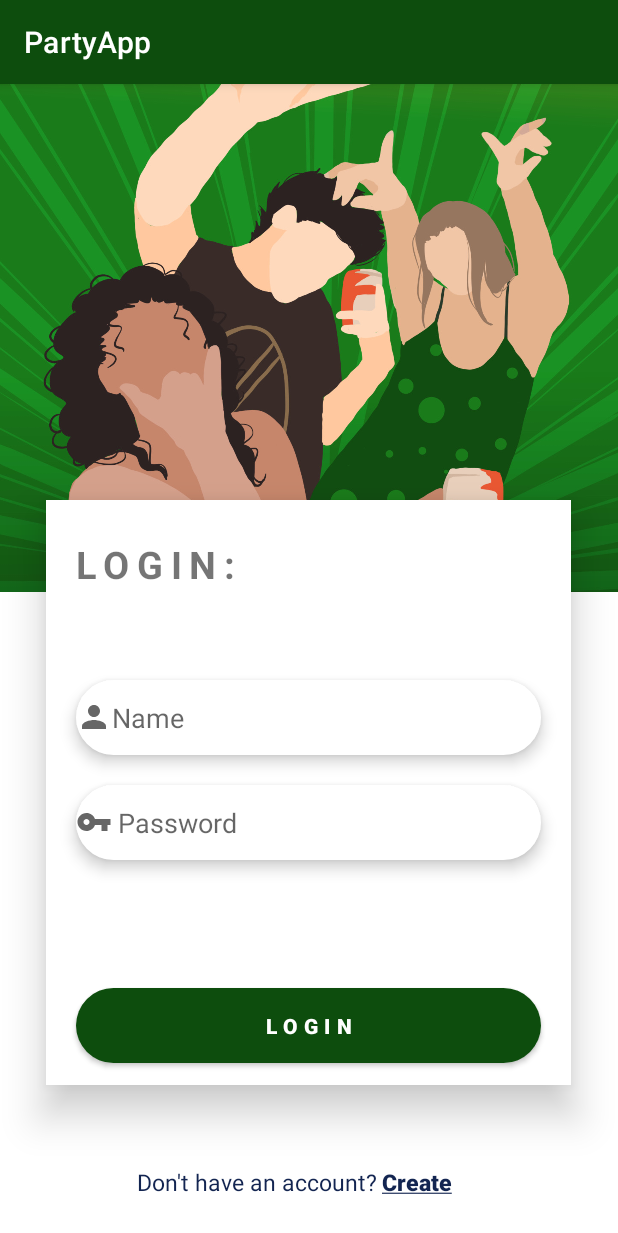
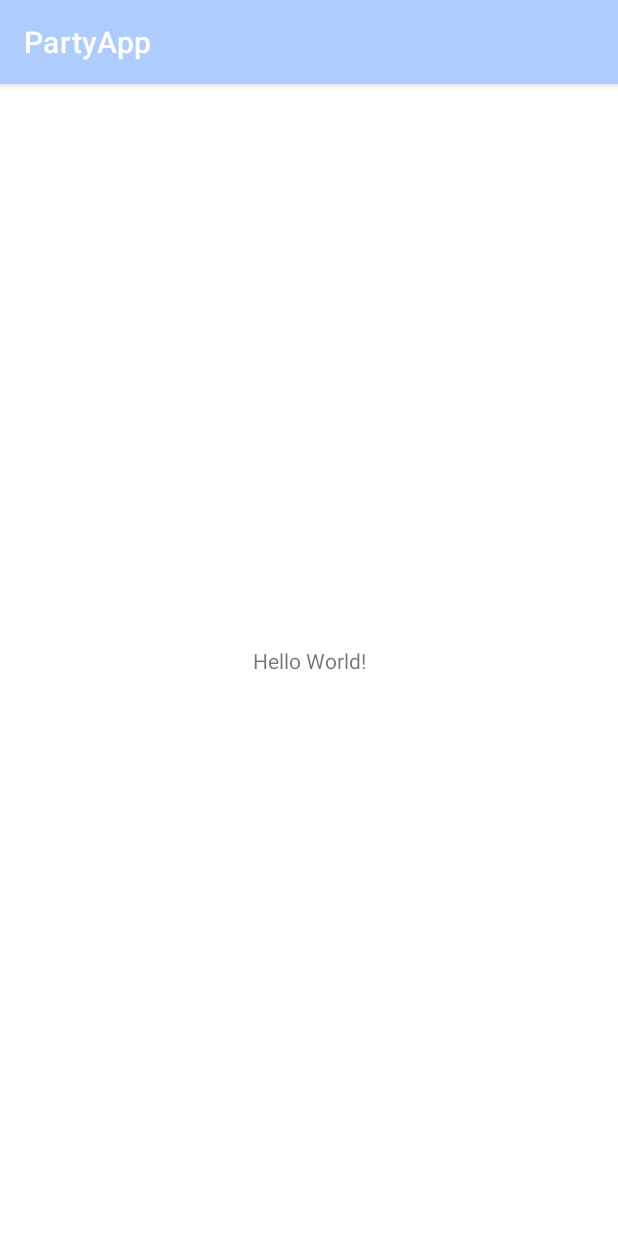
Before and after one commit to rexode/PartyApp, an Android app: the screen it shows after launch (MainActivity), on a phone screen of 412 x 824 dp. Shown: the top 1233 px of the screen. Run offline under Robolectric (Android 15) with nearby library versions, the phone set to English and light mode, and no system bars.

Commit message:
login layout

```diff
--- a/app/build.gradle
+++ b/app/build.gradle
@@ -37,6 +37,7 @@ dependencies {
     implementation 'androidx.appcompat:appcompat:1.3.1'
     implementation 'com.google.android.material:material:1.4.0'
     implementation 'androidx.constraintlayout:constraintlayout:2.1.1'
+    implementation 'androidx.legacy:legacy-support-v4:1.0.0'
     testImplementation 'junit:junit:4.+'
     androidTestImplementation 'androidx.test.ext:junit:1.1.3'
     androidTestImplementation 'androidx.test.espresso:espresso-core:3.4.0'
--- a/app/src/main/java/com/example/partyapp/MainActivity.kt
+++ b/app/src/main/java/com/example/partyapp/MainActivity.kt
@@ -6,7 +6,7 @@ import android.os.Bundle
 class MainActivity : AppCompatActivity() {
     override fun onCreate(savedInstanceState: Bundle?) {
         super.onCreate(savedInstanceState)
-        setContentView(R.layout.login_layout)
+        setContentView(R.layout.activity_main)
         //test
     }
 }
--- a/app/src/main/res/layout/login_layout.xml
+++ b/app/src/main/res/layout/login_layout.xml
@@ -18,16 +18,17 @@ if no account -> click on signup
 
     <ImageView
         android:id="@+id/imageView"
-        android:layout_marginTop="-270dp"
         android:layout_width="wrap_content"
         android:layout_height="wrap_content"
+        android:layout_marginTop="-190dp"
         app:layout_constraintEnd_toEndOf="parent"
+        app:layout_constraintHorizontal_bias="0.0"
         app:layout_constraintStart_toStartOf="parent"
         app:layout_constraintTop_toTopOf="parent"
-        app:srcCompat="@drawable/party" />
-
+        app:srcCompat="@drawable/party4" />
 
     <LinearLayout
+
         android:background="@color/white"
         android:elevation="16dp"
         android:layout_width="350dp"
--- a/app/src/main/res/values/colors.xml
+++ b/app/src/main/res/values/colors.xml
@@ -10,7 +10,7 @@
 
     <color name="blueOrigin">#5482FC</color>
     <color name="blueSecond">#132551</color>
-    <color name="blueSoft">#EAEFF9</color>
+    <color name="lightblue">#EAEFF9</color>
     <color name="silver">#9F9F9F</color>
 
 
@@ -19,7 +19,8 @@
 
     <color name="m_light_grey">#e9eaee</color>
     <color name="m_dark_grey">#8a8c90</color>
-    <color name="m_babyblue">#a0bff7</color>
+    <color name="blueSoft">#aeccfc</color>
+
     <color name="m_blue">#1a74e9</color>
     <color name="m_light_green">#b4dfc2</color>
     <color name="m_green">#1a8419</color>
--- a/app/src/main/res/values/strings.xml
+++ b/app/src/main/res/values/strings.xml
@@ -2,4 +2,6 @@
     <string name="app_name">PartyApp</string>
 
     <string name="sign_up"><u><b>Create</b></u></string>
+    <!-- TODO: Remove or change this placeholder text -->
+    <string name="hello_blank_fragment">Hello blank fragment</string>
 </resources>
--- a/app/src/main/res/values/themes.xml
+++ b/app/src/main/res/values/themes.xml
@@ -2,9 +2,9 @@
     <!-- Base application theme. -->
     <style name="Theme.PartyApp" parent="Theme.MaterialComponents.DayNight.DarkActionBar">
         <!-- Primary brand color. -->
-        <item name="colorPrimary">@color/m_dark_green</item>
-        <item name="colorPrimaryVariant">@color/m_dark_green</item>
-        <item name="colorOnPrimary">@color/m_dark_green</item>
+        <item name="colorPrimary">@color/blueSoft</item>
+        <item name="colorPrimaryVariant">@color/blueSoft</item>
+        <item name="colorOnPrimary">@color/blueOrigin</item>
         <!-- Secondary brand color. -->
         <item name="colorSecondary">@color/teal_200</item>
         <item name="colorSecondaryVariant">@color/teal_700</item>
```
Also changed, not shown: app/src/main/res/drawable/party2.png (added), app/src/main/res/drawable/party3.jpg (added), app/src/main/res/drawable/party4.png (added).
